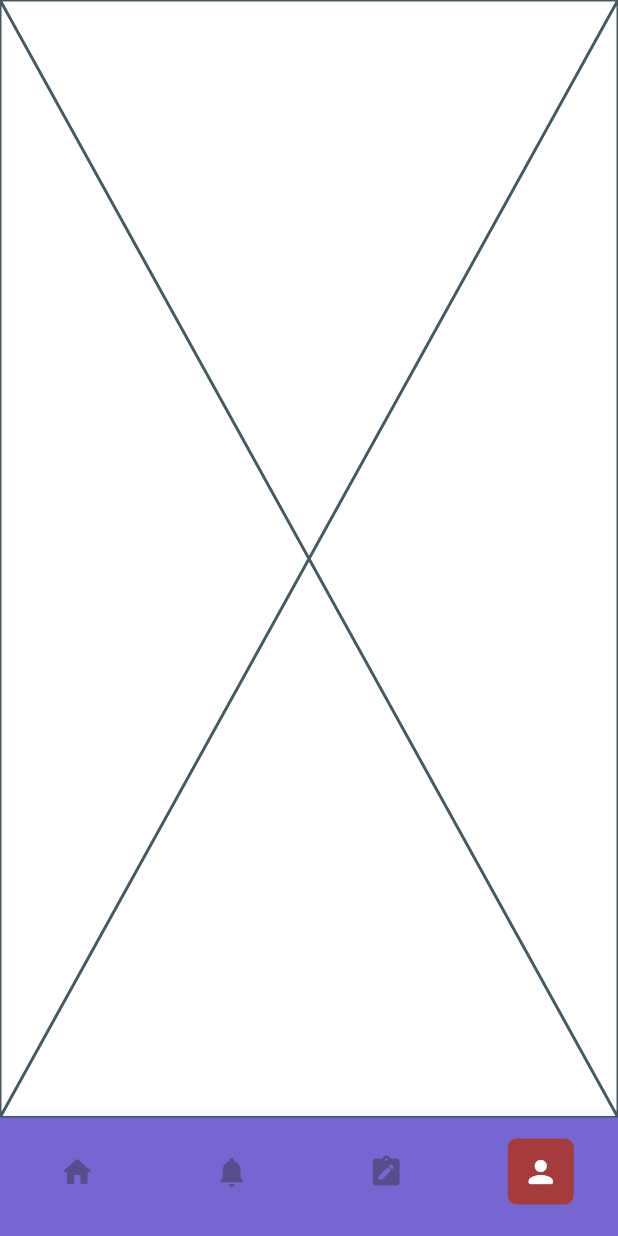
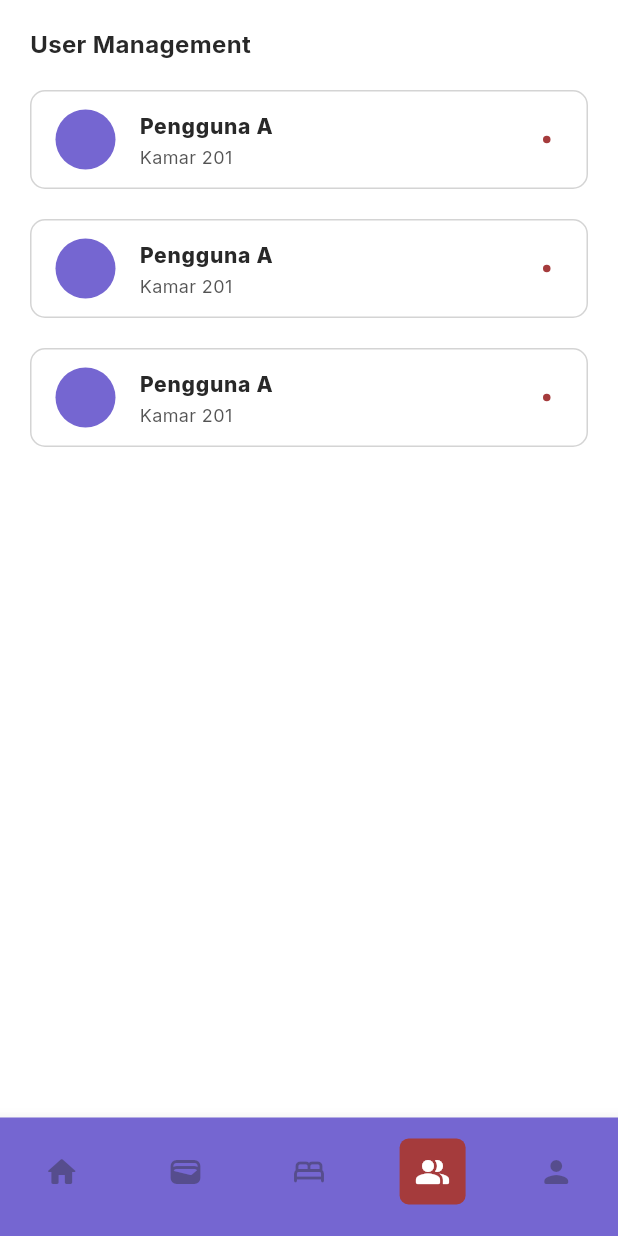
Before and after one commit to farishasyim/ukost, a Flutter app: the TemplatePage screen opened directly, item 4 of the bottom bar chosen, on a phone screen of 412 x 824 dp. Run offline on Flutter 3.47's test engine with Material 3 defaults, Android fonts, the phone set to English and light mode, and no system bars; our stand-ins replace google_fonts, syncfusion_flutter_charts; network calls fail.

Commit message:
enhance home page and create pages profile and user management

```diff
--- a/lib/config/color_assets.dart
+++ b/lib/config/color_assets.dart
@@ -9,4 +9,6 @@ class ColorAsset {
   static Color black = const Color.fromARGB(255, 40, 40, 40);
 
   static Color red = const Color.fromRGBO(165, 59, 60, 1);
+
+  static Color success = const Color.fromARGB(255, 130, 236, 38);
 }
--- a/lib/ui_features/components/appbar/appbar_primary.dart
+++ b/lib/ui_features/components/appbar/appbar_primary.dart
@@ -4,7 +4,9 @@ import 'package:ukost/config/assets.dart';
 import 'package:ukost/config/color_assets.dart';
 
 class AppBarPrimary extends StatelessWidget {
-  const AppBarPrimary({super.key});
+  const AppBarPrimary({super.key, this.title, this.subtitle, this.trailing});
+  final String? title, subtitle;
+  final Widget? trailing;
 
   @override
   Widget build(BuildContext context) {
@@ -19,16 +21,18 @@ class AppBarPrimary extends StatelessWidget {
               crossAxisAlignment: CrossAxisAlignment.start,
               mainAxisAlignment: MainAxisAlignment.start,
               children: [
+                if (title != null)
                   Text(
-                  "Selamat Datang,",
+                    title ?? "",
                     style: GoogleFonts.inter(
-                    fontWeight: FontWeight.w400,
+                      fontWeight: FontWeight.bold,
                       color: ColorAsset.black,
                       fontSize: 16,
                     ),
                   ),
+                if (subtitle != null)
                   Text(
-                  "Pengguna A",
+                    subtitle ?? "",
                     style: GoogleFonts.inter(
                       fontWeight: FontWeight.bold,
                       color: ColorAsset.violet,
@@ -38,6 +42,9 @@ class AppBarPrimary extends StatelessWidget {
               ],
             ),
           ),
+          if (trailing != null)
+            trailing!
+          else
             Image.asset(
               Assets.logo,
               height: 50,
--- /dev/null
+++ b/lib/ui_features/components/bottom/bottom_navigation.dart
@@ -0,0 +1,66 @@
+import 'package:flutter/material.dart';
+import 'package:ukost/config/color_assets.dart';
+
+class BottomNavigation extends StatelessWidget {
+  const BottomNavigation({
+    super.key,
+    this.index = 0,
+    required this.onTap,
+  });
+  final Function(int) onTap;
+  final int index;
+
+  @override
+  Widget build(BuildContext context) {
+    List<Map<String, dynamic>> menus = [
+      {
+        "icon": Icons.home_rounded,
+        "label": "Utama",
+      },
+      {
+        "icon": Icons.wallet_rounded,
+        "label": "Transaksi",
+      },
+      {
+        "icon": Icons.bed_rounded,
+        "label": "Ruangan",
+      },
+      {
+        "icon": Icons.people_alt_rounded,
+        "label": "Pengguna",
+      },
+      {
+        "icon": Icons.person_rounded,
+        "label": "Profil",
+      },
+    ];
+    return BottomNavigationBar(
+      type: BottomNavigationBarType.fixed,
+      showSelectedLabels: false,
+      showUnselectedLabels: false,
+      onTap: onTap,
+      backgroundColor: ColorAsset.violet,
+      selectedItemColor: ColorAsset.white,
+      unselectedItemColor: ColorAsset.black.withOpacity(0.4),
+      items: [
+        ...menus.map(
+          (e) => BottomNavigationBarItem(
+            icon: Container(
+              padding: const EdgeInsets.all(10),
+              decoration: BoxDecoration(
+                color: index == menus.indexOf(e) ? ColorAsset.red : null,
+                borderRadius: BorderRadius.circular(6),
+              ),
+              child: Icon(
+                e["icon"],
+              ),
+            ),
+            label: "",
+            tooltip: e["label"],
+          ),
+        )
+      ],
+      currentIndex: index,
+    );
+  }
+}
--- a/lib/ui_features/components/card/expanse_card.dart
+++ b/lib/ui_features/components/card/expanse_card.dart
@@ -30,7 +30,7 @@ class ExpanseCard extends StatelessWidget {
             decoration: BoxDecoration(
               borderRadius: BorderRadius.circular(10),
               border: Border.all(
-                color: ColorAsset.violet.withOpacity(0.4),
+                color: ColorAsset.black.withOpacity(0.2),
               ),
             ),
             child: Row(
--- /dev/null
+++ b/lib/ui_features/components/card/user_card.dart
@@ -0,0 +1,67 @@
+import 'package:flutter/material.dart';
+import 'package:google_fonts/google_fonts.dart';
+import 'package:ukost/config/color_assets.dart';
+
+class UserCard extends StatelessWidget {
+  const UserCard({
+    super.key,
+    this.active = false,
+    this.title,
+    this.subtitle,
+  });
+  final String? title, subtitle;
+  final bool active;
+
+  @override
+  Widget build(BuildContext context) {
+    return Padding(
+      padding: const EdgeInsets.only(
+        left: 20,
+        right: 20,
+        bottom: 20,
+      ),
+      child: ListTile(
+        shape: RoundedRectangleBorder(
+          borderRadius: BorderRadius.circular(10),
+          side: BorderSide(
+            color: ColorAsset.black.withOpacity(0.2),
+          ),
+        ),
+        dense: true,
+        leading: Container(
+          height: 40,
+          width: 40,
+          decoration: BoxDecoration(
+            shape: BoxShape.circle,
+            color: ColorAsset.violet,
+          ),
+        ),
+        title: Text(
+          title ?? "",
+          style: GoogleFonts.inter(
+            color: ColorAsset.black,
+            fontWeight: FontWeight.w800,
+            fontSize: 14,
+          ),
+        ),
+        subtitle: Text(
+          subtitle ?? "",
+          style: GoogleFonts.inter(
+            color: ColorAsset.black.withOpacity(
+              0.8,
+            ),
+            fontSize: 12,
+          ),
+        ),
+        trailing: Container(
+          height: 5,
+          width: 5,
+          decoration: BoxDecoration(
+            shape: BoxShape.circle,
+            color: active ? ColorAsset.red : ColorAsset.success,
+          ),
+        ),
+      ),
+    );
+  }
+}
--- a/lib/ui_features/components/horizontal/horizontal_text.dart
+++ b/lib/ui_features/components/horizontal/horizontal_text.dart
@@ -29,6 +29,7 @@ class HorizontalText extends StatelessWidget {
               fontSize: 16,
             ),
           ),
+          if (trailing != null)
             InkWell(
               onTap: onTap,
               child: Text(
--- /dev/null
+++ b/lib/ui_features/layout/template.dart
@@ -0,0 +1,39 @@
+import 'package:flutter/material.dart';
+import 'package:ukost/config/color_assets.dart';
+import 'package:ukost/ui_features/components/bottom/bottom_navigation.dart';
+import 'package:ukost/ui_features/pages/home/home.dart';
+import 'package:ukost/ui_features/pages/profile/profile.dart';
+import 'package:ukost/ui_features/pages/user_management/user.dart';
+
+class TemplatePage extends StatefulWidget {
+  const TemplatePage({super.key});
+
+  @override
+  State<TemplatePage> createState() => _TemplatePageState();
+}
+
+class _TemplatePageState extends State<TemplatePage> {
+  int index = 0;
+  List<Widget> widgets = const [
+    HomePage(),
+    Placeholder(),
+    Placeholder(),
+    UserPage(),
+    ProfilePage(),
+  ];
+  @override
+  Widget build(BuildContext context) {
+    return Scaffold(
+      backgroundColor: ColorAsset.white,
+      bottomNavigationBar: BottomNavigation(
+        onTap: (e) {
+          setState(() {
+            index = e;
+          });
+        },
+        index: index,
+      ),
+      body: widgets[index],
+    );
+  }
+}
--- a/lib/ui_features/layouts/template.dart
+++ /dev/null
@@ -1,76 +0,0 @@
-import 'package:flutter/material.dart';
-import 'package:ukost/config/color_assets.dart';
-import 'package:ukost/ui_features/pages/home/home.dart';
-
-class TemplatePage extends StatefulWidget {
-  const TemplatePage({super.key});
-
-  @override
-  State<TemplatePage> createState() => _TemplatePageState();
-}
-
-class _TemplatePageState extends State<TemplatePage> {
-  int index = 0;
-  List<Widget> widgets = const [
-    HomePage(),
-    Placeholder(),
-    Placeholder(),
-    Placeholder(),
-  ];
-  @override
-  Widget build(BuildContext context) {
-    List<Map<String, dynamic>> menus = [
-      {
-        "icon": Icons.home_rounded,
-        "label": "",
-      },
-      {
-        "icon": Icons.notifications_rounded,
-        "label": "",
-      },
-      {
-        "icon": Icons.note_alt_rounded,
-        "label": "",
-      },
-      {
-        "icon": Icons.person_rounded,
-        "label": "",
-      },
-    ];
-    return Scaffold(
-      backgroundColor: ColorAsset.white,
-      bottomNavigationBar: BottomNavigationBar(
-        type: BottomNavigationBarType.fixed,
-        showSelectedLabels: false,
-        showUnselectedLabels: false,
-        onTap: (e) {
-          setState(() {
-            index = e;
-          });
-        },
-        backgroundColor: ColorAsset.violet,
-        selectedItemColor: ColorAsset.white,
-        unselectedItemColor: ColorAsset.black.withOpacity(0.4),
-        items: [
-          ...menus.map(
-            (e) => BottomNavigationBarItem(
-              icon: Container(
-                padding: const EdgeInsets.all(10),
-                decoration: BoxDecoration(
-                  color: index == menus.indexOf(e) ? ColorAsset.red : null,
-                  borderRadius: BorderRadius.circular(6),
-                ),
-                child: Icon(
-                  e["icon"],
-                ),
-              ),
-              label: e["label"],
-            ),
-          )
-        ],
-        currentIndex: index,
-      ),
-      body: widgets[index],
-    );
-  }
-}
--- a/lib/ui_features/pages/auth/login.dart
+++ b/lib/ui_features/pages/auth/login.dart
@@ -6,7 +6,7 @@ import 'package:ukost/config/constraint.dart';
 import 'package:ukost/config/navigation_services.dart';
 import 'package:ukost/ui_features/components/buttons/primary_button.dart';
 import 'package:ukost/ui_features/components/inputs/textfield_primary.dart';
-import 'package:ukost/ui_features/layouts/template.dart';
+import 'package:ukost/ui_features/layout/template.dart';
 
 class LoginPage extends StatefulWidget {
   const LoginPage({super.key});
--- /dev/null
+++ b/lib/ui_features/pages/user_management/user.dart
@@ -0,0 +1,32 @@
+import 'package:flutter/material.dart';
+import 'package:ukost/ui_features/components/appbar/appbar_primary.dart';
+import 'package:ukost/ui_features/components/card/user_card.dart';
+
+class UserPage extends StatelessWidget {
+  const UserPage({super.key});
+
+  @override
+  Widget build(BuildContext context) {
+    return SingleChildScrollView(
+      child: SafeArea(
+        child: Column(
+          crossAxisAlignment: CrossAxisAlignment.start,
+          children: [
+            const AppBarPrimary(
+              title: "User Management",
+              trailing: SizedBox(
+                height: 60,
+              ),
+            ),
+            for (var i = 0; i < 3; i++)
+              const UserCard(
+                title: "Pengguna A",
+                subtitle: "Kamar 201",
+                active: true,
+              ),
+          ],
+        ),
+      ),
+    );
+  }
+}
--- a/pubspec.yaml
+++ b/pubspec.yaml
@@ -35,6 +35,7 @@ dependencies:
   # Use with the CupertinoIcons class for iOS style icons.
   cupertino_icons: ^1.0.8
   google_fonts: ^6.2.1
+  syncfusion_flutter_charts: ^27.2.4
 
 dev_dependencies:
   flutter_test:
```
Also changed, not shown: lib/ui_features/components/buttons/profile_button.dart (added, +57 -0 lines), lib/ui_features/pages/home/home.dart (+58 -0 lines), lib/ui_features/pages/profile/profile.dart (added, +81 -0 lines), pubspec.lock. Lines whose indentation alone changed are shown as unchanged.
